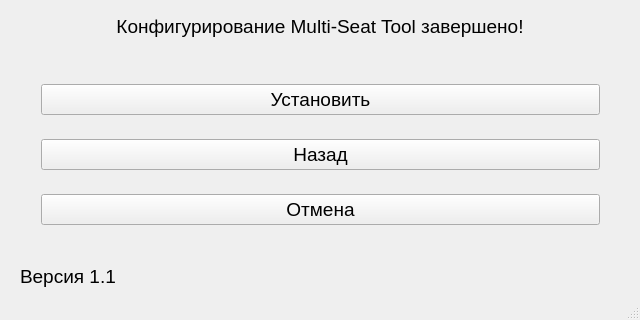
Old version of the form mst/ui/install_window/installwindow.ui in the repository marcelo-tavares-ifsp/mst; both pictures show x 0 to 640 and y 160 to 480 of the 640 by 480 pixel window.
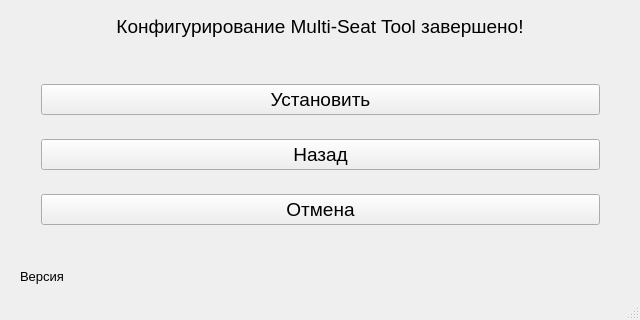
New version of the form.

Commit message:
mst/mst.pro: Improve version generation
* mst/mst.pro: Generate version from the latest Git tag and the
  current HEAD hash.
* mst/ui/install_window/installwindow.ui: Remove hardcoded version.
* mst/ui/install_window/installwindow.cpp: Change version string.

Diff of the .ui file:
```diff
--- a/mst/ui/install_window/installwindow.ui
+++ b/mst/ui/install_window/installwindow.ui
@@ -350,31 +350,31 @@
      <rect>
       <x>20</x>
       <y>390</y>
-      <width>121</width>
+      <width>81</width>
       <height>21</height>
      </rect>
     </property>
     <property name="font">
      <font>
-      <pointsize>14</pointsize>
+      <pointsize>10</pointsize>
      </font>
     </property>
     <property name="text">
-     <string>Версия 1.1</string>
+     <string>Версия</string>
     </property>
    </widget>
    <widget class="QLabel" name="Version">
     <property name="geometry">
      <rect>
-      <x>150</x>
+      <x>80</x>
       <y>390</y>
-      <width>141</width>
+      <width>531</width>
       <height>21</height>
      </rect>
     </property>
     <property name="font">
      <font>
-      <pointsize>14</pointsize>
+      <pointsize>10</pointsize>
      </font>
     </property>
     <property name="text">
```
The commit also changes 2 other files.
